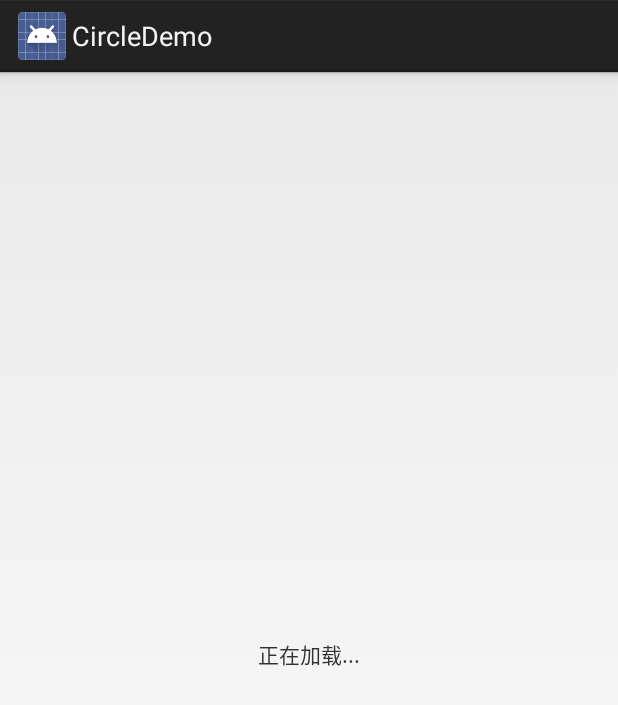
After one commit to Naoki2015/CircleDemo, an Android app: the layout view_more_progress.xml on its own in the app's theme, with its tools: preview values and no code run, on a phone screen of 412 x 824 dp. The commit adds this screen. Shown: the top 705 px of the screen. Run offline under Robolectric (Android 15) with nearby library versions, the phone set to English and light mode, and no system bars.

Commit message:
增加加载更多 修改点小bug

```diff
--- a/CircleDemo/app/src/main/AndroidManifest.xml
+++ b/CircleDemo/app/src/main/AndroidManifest.xml
@@ -21,6 +21,7 @@
         <activity
             android:name=".MainActivity"
             android:label="@string/app_name"
+            android:screenOrientation="portrait"
             android:theme="@android:style/Theme.Black.NoTitleBar" >
             <intent-filter>
                 <action android:name="android.intent.action.MAIN" />
--- a/CircleDemo/app/src/main/java/com/yiw/circledemo/adapter/BaseRecycleViewAdapter.java
+++ b/CircleDemo/app/src/main/java/com/yiw/circledemo/adapter/BaseRecycleViewAdapter.java
@@ -13,6 +13,8 @@ public abstract class BaseRecycleViewAdapter<T,VH extends RecyclerView.ViewHolde
     protected List<T> datas = new ArrayList<T>();
 
     public List<T> getDatas() {
+        if (datas==null)
+            datas = new ArrayList<T>();
         return datas;
     }
 
--- a/CircleDemo/app/src/main/java/com/yiw/circledemo/mvp/modle/CircleModel.java
+++ b/CircleDemo/app/src/main/java/com/yiw/circledemo/mvp/modle/CircleModel.java
@@ -14,6 +14,10 @@ public class CircleModel {
 
 	public CircleModel(){
 		//
+	}
+
+	public void loadData(final IDataRequestListener listener){
+		requestServer(listener);
 	}
 
 	public void deleteCircle( final IDataRequestListener listener) {
--- a/CircleDemo/app/src/main/java/com/yiw/circledemo/mvp/view/ICircleView.java
+++ b/CircleDemo/app/src/main/java/com/yiw/circledemo/mvp/view/ICircleView.java
@@ -1,8 +1,12 @@
 package com.yiw.circledemo.mvp.view;
 
+import com.yiw.circledemo.bean.CircleItem;
 import com.yiw.circledemo.bean.CommentConfig;
 import com.yiw.circledemo.bean.CommentItem;
 import com.yiw.circledemo.bean.FavortItem;
+
+import java.util.List;
+
 /**
  *
 * @ClassName: ICircleViewUpdateListener
@@ -21,4 +25,5 @@ public interface ICircleView extends BaseView{
 
 	public void updateEditTextBodyVisible(int visibility, CommentConfig commentConfig);
 
+	void update2loadData(int loadType, List<CircleItem> datas);
 }
--- /dev/null
+++ b/CircleDemo/app/src/main/res/layout/view_more_progress.xml
@@ -0,0 +1,12 @@
+<?xml version="1.0" encoding="utf-8"?>
+<LinearLayout xmlns:android="http://schemas.android.com/apk/res/android"
+    android:orientation="vertical"
+    android:layout_width="match_parent"
+    android:layout_height="match_parent">
+
+    <TextView
+        android:layout_width="match_parent"
+        android:layout_height="match_parent"
+        android:gravity="center"
+        android:text="正在加载..."/>
+</LinearLayout>
```
Also changed, not shown: CircleDemo/app/src/main/java/com/yiw/circledemo/MainActivity.java (+37 -11 lines), CircleDemo/app/src/main/java/com/yiw/circledemo/adapter/CircleAdapter.java (+4 -3 lines), CircleDemo/app/src/main/java/com/yiw/circledemo/mvp/presenter/CirclePresenter.java (+11 -0 lines).
